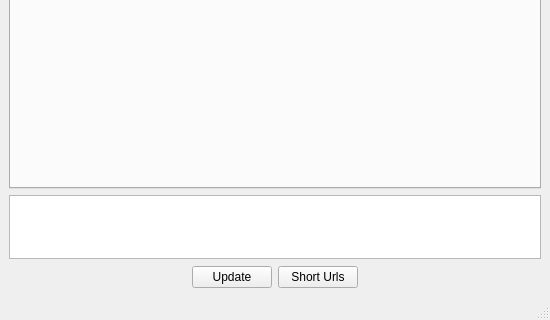
The window that forms/mainwindowform.ui (minimoog/qtwitdget) describes before a commit, drawn with Qt 5; both pictures show x 0 to 550 and y 480 to 800 of the 550 by 800 pixel window.
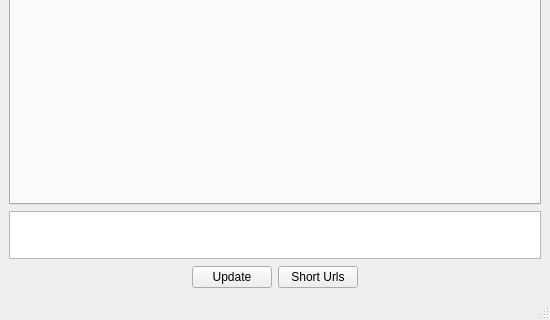
The same window after the commit. Custom widgets are drawn as their Qt base class.

Commit message: TextEditWithLimit now smaller.

```diff
--- a/forms/mainwindowform.ui
+++ b/forms/mainwindowform.ui
@@ -50,7 +50,7 @@
       <property name="maximumSize">
        <size>
         <width>16777215</width>
-        <height>64</height>
+        <height>48</height>
        </size>
       </property>
      </widget>
```
